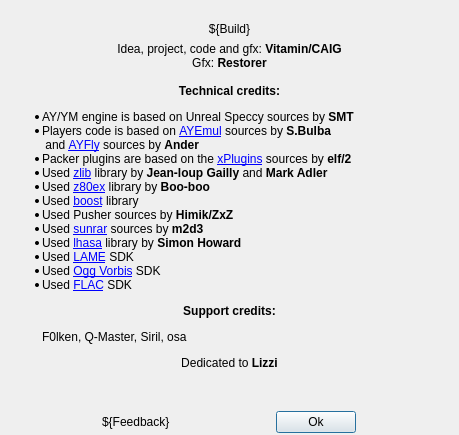
Before: the Qt Designer form apps/zxtune-qt/ui/informational/aboutdialog.ui in vitamin-caig/zxtune, drawn with Qt 5.
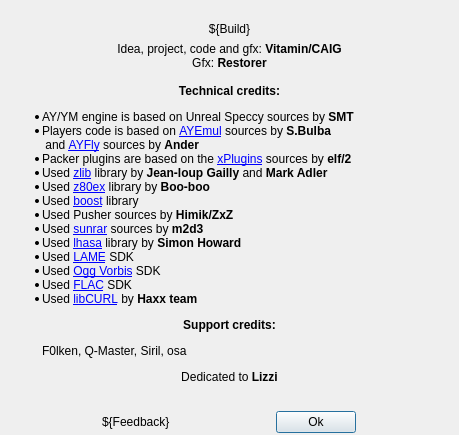
After: the same form once the commit is applied. Icons and pictures are not drawn.

Diff of the .ui file:
```diff
--- a/apps/zxtune-qt/ui/informational/aboutdialog.ui
+++ b/apps/zxtune-qt/ui/informational/aboutdialog.ui
@@ -83,6 +83,7 @@
 &lt;li&gt;Used &lt;a href=&quot;http://lame.sourceforge.net&quot;&gt;LAME&lt;/a&gt; SDK&lt;/li&gt;
 &lt;li&gt;Used &lt;a href=&quot;http://www.vorbis.com&quot;&gt;Ogg Vorbis&lt;/a&gt; SDK&lt;/li&gt;
 &lt;li&gt;Used &lt;a href=&quot;http://flac.sourceforge.net&quot;&gt;FLAC&lt;/a&gt; SDK&lt;/li&gt;
+&lt;li&gt;Used &lt;a href=&quot;http://curl.haxx.se/libcurl&quot;&gt;libCURL&lt;/a&gt; by &lt;b&gt;Haxx team&lt;/b&gt;&lt;/li&gt;
 &lt;/ul&gt;
 
 &lt;center&gt;&lt;b&gt;Support credits:&lt;/b&gt;&lt;/center&gt;
```
Left out of the diff: 2 changed lines with no effect on the pictures.
